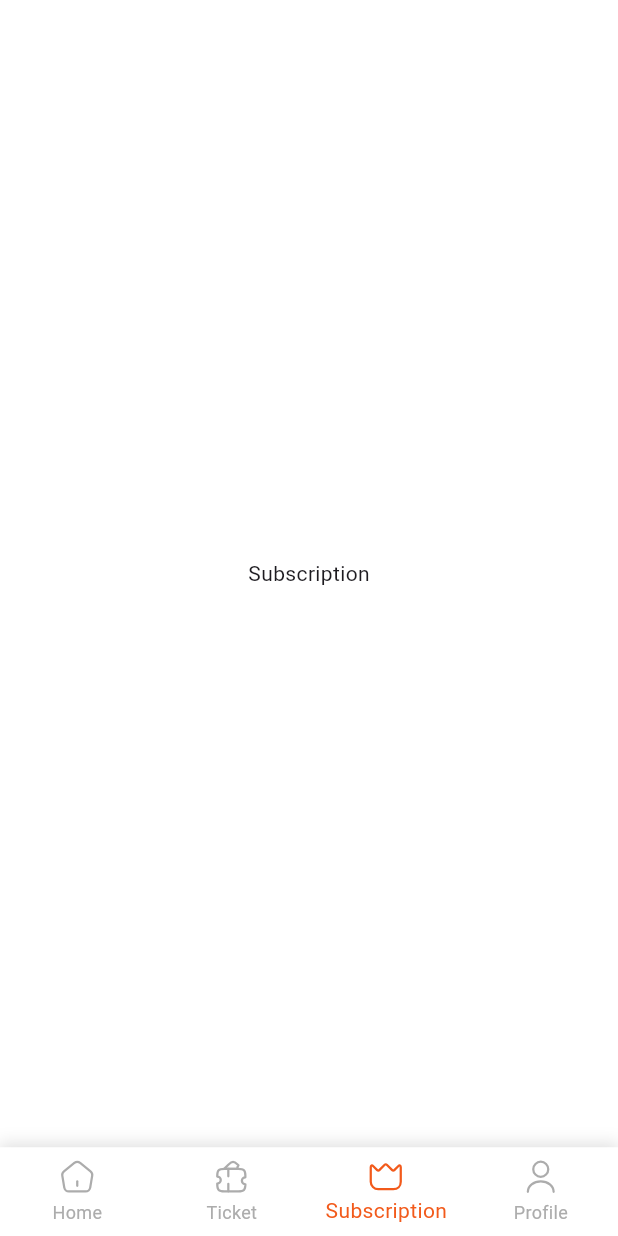
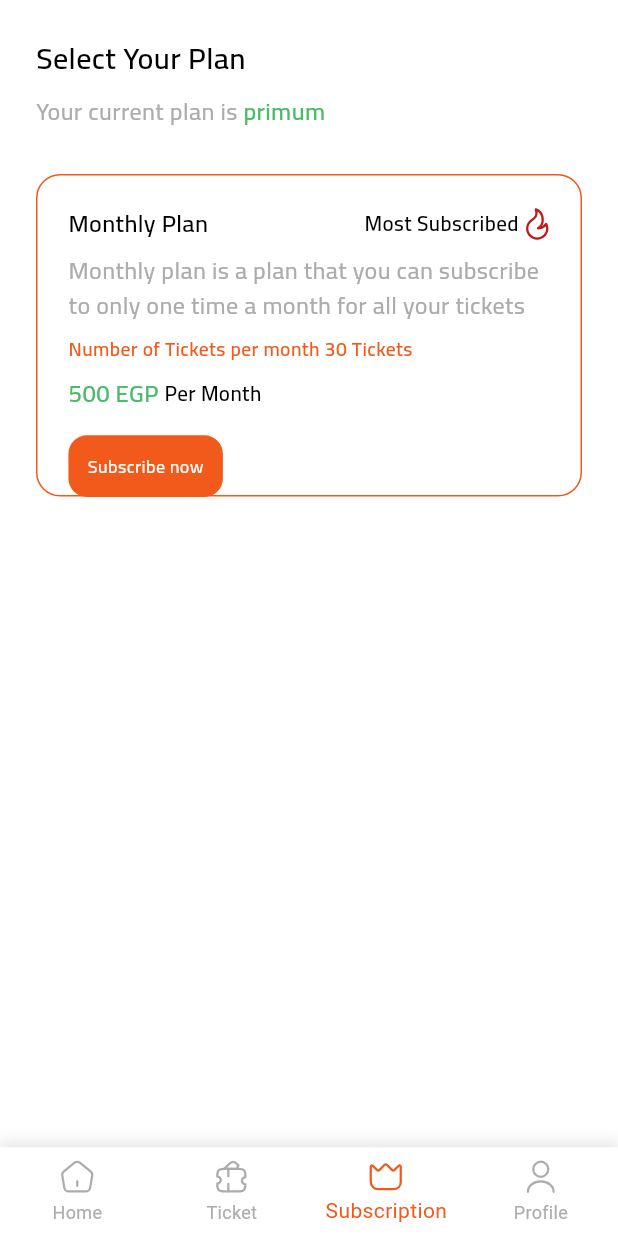
Before and after one commit to aya446/test1, a Flutter app: the screen it shows after launch, item 3 of the bottom bar chosen, on a phone screen of 412 x 824 dp. Run offline on Flutter 3.47's test engine with Material 3 defaults, Android fonts, the phone set to English and light mode, and no system bars; our stand-ins replace flutter_svg, font_awesome_flutter.

Commit message:
create plan item

```diff
--- a/lib/core/navigation/bottom_nav_bar_pages.dart
+++ b/lib/core/navigation/bottom_nav_bar_pages.dart
@@ -1,9 +1,10 @@
 import 'package:flutter/material.dart';
 import 'package:test1/features/home/presentation/views/widgets/home_body.dart';
+import 'package:test1/features/subscription/presentation/views/subscription_view.dart';
 
 final List<Widget> screens = [
   const HomeBody(),
   const Center(child: Text('Ticket')),
-  const Center(child: Text('Subscription')),
+  const SubscriptionView(),
   const Center(child: Text('Profile')),
 ];
--- a/lib/core/utils/Styles.dart
+++ b/lib/core/utils/Styles.dart
@@ -26,6 +26,12 @@ abstract class Styles {
     fontSize: 17,
     fontWeight: FontWeight.w600,
   );
+  static TextStyle black20 = TextStyle(
+    color: Colors.black,
+    fontFamily: 'Cairo',
+    fontSize: 20,
+    fontWeight: FontWeight.w600,
+  );
   static TextStyle gray10 = TextStyle(
     color: AppColors.textColor,
     fontFamily: 'Cairo',
@@ -38,11 +44,24 @@ abstract class Styles {
     fontSize: 12,
     fontWeight: FontWeight.w500,
   );
+  static TextStyle gray14 = TextStyle(
+    color: AppColors.textColor,
+    fontFamily: 'Cairo',
+    fontSize: 14,
+    fontWeight: FontWeight.w500,
+  );
+  static TextStyle gray16 = TextStyle(
+    color: AppColors.textColor,
+    fontFamily: 'Cairo',
+    fontSize: 16,
+    fontWeight: FontWeight.w500,
+  );
+
   static TextStyle orange13 = TextStyle(
     color: AppColors.mainColor,
     fontFamily: 'Cairo',
     fontSize: 13,
-    fontWeight: FontWeight.w500,
+    fontWeight: FontWeight.w600,
   );
   static TextStyle orange11 = TextStyle(
     color: AppColors.mainColor,
@@ -74,4 +93,16 @@ abstract class Styles {
     fontSize: 12,
     fontWeight: FontWeight.w500,
   );
+  static TextStyle green14 = TextStyle(
+    color: AppColors.secondColor,
+    fontFamily: 'Cairo',
+    fontSize: 14,
+    fontWeight: FontWeight.w500,
+  );
+  static TextStyle green16 = TextStyle(
+    color: AppColors.secondColor,
+    fontFamily: 'Cairo',
+    fontSize: 16,
+    fontWeight: FontWeight.w600,
+  );
 }
--- a/lib/features/subscription/presentation/views/subscription_view.dart
+++ b/lib/features/subscription/presentation/views/subscription_view.dart
@@ -1,10 +1,11 @@
 import 'package:flutter/material.dart';
+import 'package:test1/features/subscription/presentation/views/widgets/subscription_body.dart';
 
 class SubscriptionView extends StatelessWidget {
   const SubscriptionView({super.key});
 
   @override
   Widget build(BuildContext context) {
-    return const Placeholder();
+    return SubscriptionBody(plan: 'primum');
   }
 }
--- /dev/null
+++ b/lib/features/subscription/presentation/views/widgets/custom_boton.dart
@@ -0,0 +1,22 @@
+import 'package:flutter/material.dart';
+import 'package:test1/core/utils/Styles.dart';
+import 'package:test1/core/utils/app_colors.dart';
+
+class CustomButton extends StatelessWidget {
+  const CustomButton({super.key});
+
+  @override
+  Widget build(BuildContext context) {
+    final Size size = MediaQuery.sizeOf(context);
+
+    return Container(
+      width: size.width * 0.25,
+      height: size.height * 0.05,
+      decoration: BoxDecoration(
+        borderRadius: BorderRadius.circular(size.width * 0.03),
+        color: AppColors.mainColor,
+      ),
+      child: Center(child: Text('Subscribe now', style: Styles.White12)),
+    );
+  }
+}
--- /dev/null
+++ b/lib/features/subscription/presentation/views/widgets/plan_info.dart
@@ -0,0 +1,60 @@
+import 'package:flutter/material.dart';
+import 'package:flutter_svg/flutter_svg.dart';
+import 'package:test1/core/utils/Styles.dart';
+import 'package:test1/features/subscription/presentation/views/widgets/custom_boton.dart';
+
+class PlanInfo extends StatelessWidget {
+  const PlanInfo({super.key, required this.planName, required this.planType});
+  final String planName;
+  final String planType;
+
+  @override
+  Widget build(BuildContext context) {
+    final Size size = MediaQuery.sizeOf(context);
+
+    return Padding(
+      padding: EdgeInsets.all(size.width * 0.05),
+      child: Column(
+        crossAxisAlignment: CrossAxisAlignment.start,
+        children: [
+          Row(
+            children: [
+              Text(planName, style: Styles.black16),
+              const Spacer(),
+              Text(planType, style: Styles.black14),
+              SizedBox(width: size.width * 0.01),
+              SvgPicture.asset(
+                'assets/icons/Icon.svg',
+                width: size.width * 0.04,
+              ),
+            ],
+          ),
+          SizedBox(height: size.height * 0.01),
+          SizedBox(
+            width: size.width * 0.9,
+            child: Text(
+              maxLines: 2,
+              overflow: TextOverflow.ellipsis,
+              "Monthly plan is a plan that you can subscribe to only one time a month for all your tickets",
+              style: Styles.gray16,
+            ),
+          ),
+          SizedBox(height: size.height * 0.01),
+          Text(
+            'Number of Tickets per month 30 Tickets',
+            style: Styles.orange13,
+          ),
+          SizedBox(height: size.height * 0.01),
+          Row(
+            children: [
+              Text('500 EGP ', style: Styles.green16),
+              Text('Per Month', style: Styles.black14),
+            ],
+          ),
+          SizedBox(height: size.height * 0.02),
+          const CustomButton(),
+        ],
+      ),
+    );
+  }
+}
--- /dev/null
+++ b/lib/features/subscription/presentation/views/widgets/plan_item.dart
@@ -0,0 +1,26 @@
+import 'package:flutter/material.dart';
+import 'package:test1/core/utils/app_colors.dart';
+import 'package:test1/features/subscription/presentation/views/widgets/plan_info.dart';
+
+class PlanItem extends StatelessWidget {
+  const PlanItem({super.key});
+
+  @override
+  Widget build(BuildContext context) {
+    final Size size = MediaQuery.sizeOf(context);
+
+    return Container(
+      width: size.width * 0.9,
+      height: size.height * 0.261,
+      decoration: BoxDecoration(
+        borderRadius: BorderRadius.circular(16),
+        border: Border.all(color: AppColors.mainColor),
+      ),
+      child: Column(
+        children: [
+          PlanInfo(planName: 'Monthly Plan', planType: 'Most Subscribed'),
+        ],
+      ),
+    );
+  }
+}
--- /dev/null
+++ b/lib/features/subscription/presentation/views/widgets/subscription_body.dart
@@ -0,0 +1,33 @@
+import 'package:flutter/material.dart';
+import 'package:test1/core/utils/Styles.dart';
+import 'package:test1/features/subscription/presentation/views/widgets/plan_item.dart';
+
+class SubscriptionBody extends StatelessWidget {
+  const SubscriptionBody({super.key, required this.plan});
+  final String plan;
+  @override
+  Widget build(BuildContext context) {
+    return SingleChildScrollView(
+      child: SafeArea(
+        child: Padding(
+          padding: const EdgeInsets.all(24.0),
+          child: Column(
+            crossAxisAlignment: CrossAxisAlignment.start,
+            children: [
+              Text('Select Your Plan', style: Styles.black20),
+              SizedBox(height: 10),
+              Row(
+                children: [
+                  Text('Your current plan is ', style: Styles.gray16),
+                  Text(plan, style: Styles.green16),
+                ],
+              ),
+              SizedBox(height: 30),
+              PlanItem(),
+            ],
+          ),
+        ),
+      ),
+    );
+  }
+}
```
Also changed, not shown: assets/icons/Icon.svg (added), assets/icons/best.svg (added), assets/icons/cheap.svg (added).
